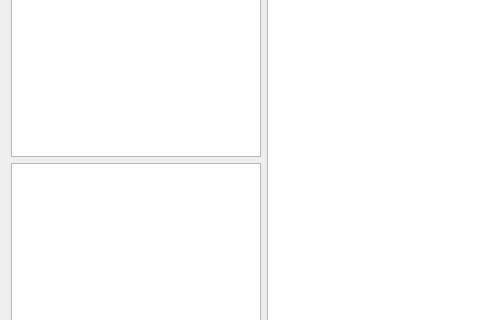
Qt form ImageViewer/ImageViewer.ui (MCInversion/ImageViewer) before a commit; both pictures show x 0 to 480 and y 163 to 483 of the 667 by 631 pixel window.
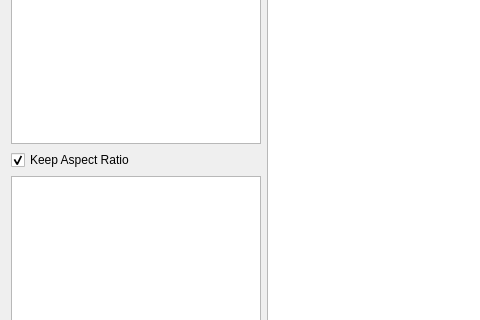
The same form after that commit.

What changed in the file:
```diff
--- a/ImageViewer/ImageViewer.ui
+++ b/ImageViewer/ImageViewer.ui
@@ -32,6 +32,16 @@
           </property>
          </widget>
         </item>
+        <item>
+         <widget class="QCheckBox" name="checkBox">
+          <property name="text">
+           <string>Keep Aspect Ratio</string>
+          </property>
+          <property name="checked">
+           <bool>true</bool>
+          </property>
+         </widget>
+        </item>
         <item>
          <widget class="QListWidget" name="listWidget2">
           <property name="maximumSize">
```
Left out of the diff: 1 changed line with no effect on the pictures.
